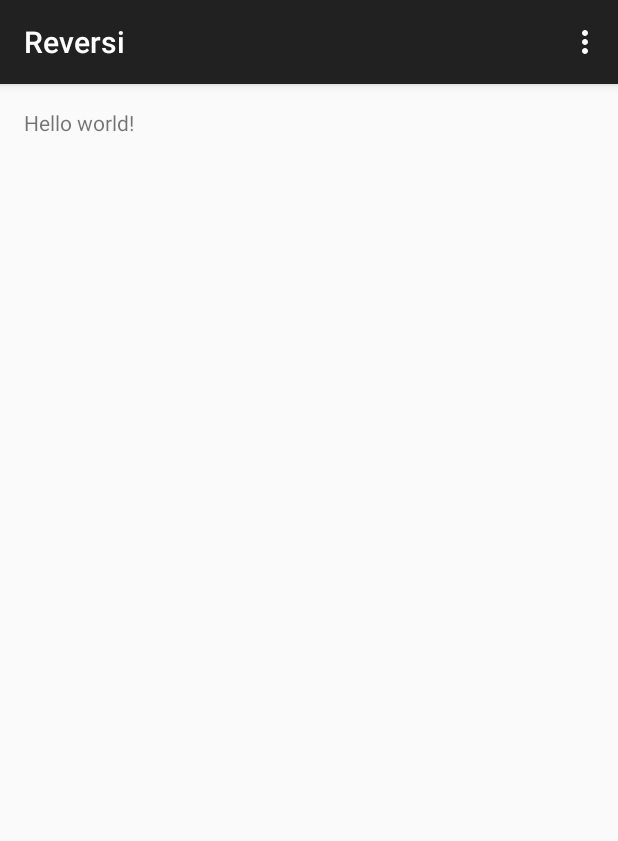
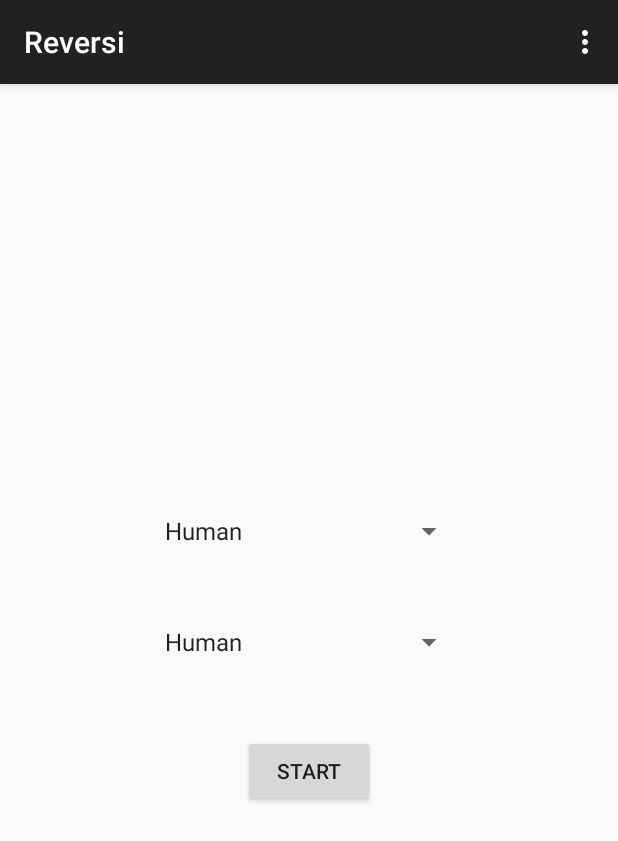
Before and after one commit to dave90/Reversi, an Android app: the screen it shows after launch (ReversiActivity), on a phone screen of 412 x 824 dp. Shown: the top 841 px of the screen. Run offline under Robolectric (Android 15) with nearby library versions, the phone set to English and light mode, and no system bars.

Commit message:
Added Main Menu Activity

```diff
--- a/app/build.gradle
+++ b/app/build.gradle
@@ -22,4 +22,5 @@ android {
 dependencies {
     compile fileTree(dir: 'libs', include: ['*.jar'])
     compile 'com.android.support:appcompat-v7:23.0.1'
+    compile 'com.android.support:design:23.0.1'
 }
--- a/app/src/main/AndroidManifest.xml
+++ b/app/src/main/AndroidManifest.xml
@@ -16,6 +16,8 @@
                 <category android:name="android.intent.category.LAUNCHER" />
             </intent-filter>
         </activity>
+        <activity android:name=".GameActivity" >
+        </activity>
     </application>
 
 </manifest>
--- a/app/src/main/java/it/unical/mat/reversi/ReversiActivity.java
+++ b/app/src/main/java/it/unical/mat/reversi/ReversiActivity.java
@@ -1,16 +1,40 @@
 package it.unical.mat.reversi;
 
+import android.content.Intent;
+import android.os.Bundle;
 import android.support.v7.app.AppCompatActivity;
-import android.os.Bundle;
 import android.view.Menu;
 import android.view.MenuItem;
+import android.view.View;
+import android.widget.ArrayAdapter;
+import android.widget.Spinner;
 
 public class ReversiActivity extends AppCompatActivity {
+
+    public final static String EXTRA_MODE_WHITE = "it.unical.mat.reversi.MODE_WHITE";
+    public final static String EXTRA_MODE_BLACK = "it.unical.mat.reversi.MODE_BLACK";
 
     @Override
     protected void onCreate(Bundle savedInstanceState) {
         super.onCreate(savedInstanceState);
         setContentView(R.layout.activity_reversi);
+    }
+
+    @Override
+    protected void onStart() {
+        super.onStart();
+
+        // Create an ArrayAdapter using the string array and a default spinner layout
+        ArrayAdapter<CharSequence> adapter = ArrayAdapter.createFromResource(this,
+                R.array.player_mode, android.R.layout.simple_spinner_item);
+        // Specify the layout to use when the list of choices appears
+        adapter.setDropDownViewResource(android.R.layout.simple_spinner_dropdown_item);
+        // Apply the adapter to the spinner
+        Spinner spinnerWhite = (Spinner) findViewById(R.id.spinnerPlayerWhite);
+        spinnerWhite.setAdapter(adapter);
+        Spinner spinnerBlack = (Spinner) findViewById(R.id.spinnerPlayerBlack);
+        spinnerBlack.setAdapter(adapter);
+
     }
 
     @Override
@@ -34,4 +58,15 @@ public class ReversiActivity extends AppCompatActivity {
 
         return super.onOptionsItemSelected(item);
     }
+
+    public void startNewGame(View v) {
+
+        Intent intent = new Intent(this, GameActivity.class);
+        intent.putExtra(EXTRA_MODE_WHITE, (CharSequence) ((Spinner) findViewById(R.id.spinnerPlayerWhite)).getSelectedItem());
+        intent.putExtra(EXTRA_MODE_BLACK, (CharSequence) ((Spinner) findViewById(R.id.spinnerPlayerBlack)).getSelectedItem());
+        startActivity(intent);
+
+
+    }
+
 }
--- a/app/src/main/res/layout/activity_reversi.xml
+++ b/app/src/main/res/layout/activity_reversi.xml
@@ -5,7 +5,55 @@
     android:paddingTop="@dimen/activity_vertical_margin"
     android:paddingBottom="@dimen/activity_vertical_margin" tools:context=".ReversiActivity">
 
-    <TextView android:text="@string/hello_world" android:layout_width="wrap_content"
-        android:layout_height="wrap_content" />
+    <LinearLayout
+        android:orientation="vertical"
+        android:layout_width="match_parent"
+        android:layout_height="wrap_content"
+        android:layout_centerVertical="true"
+        android:layout_centerHorizontal="true"
+        android:id="@+id/linearLayout">
+
+        <Spinner
+            android:layout_width="wrap_content"
+            android:layout_height="wrap_content"
+            android:id="@+id/spinnerPlayerWhite"
+            android:prompt="@string/player_white"
+            android:layout_gravity="center"
+            android:layout_weight="1" />
+
+        <Space
+            android:layout_width="match_parent"
+            android:layout_height="50dp"
+            android:layout_gravity="center_horizontal"
+            android:layout_weight="1" />
+
+        <Spinner
+            android:layout_width="wrap_content"
+            android:layout_height="wrap_content"
+            android:id="@+id/spinnerPlayerBlack"
+            android:prompt="@string/player_black"
+            android:layout_gravity="center"
+            android:layout_weight="1" />
+
+        <Space
+            android:layout_width="match_parent"
+            android:layout_height="50dp"
+            android:layout_gravity="center_horizontal"
+            android:layout_weight="1"
+            android:layout_below="@+id/linearLayout"
+            android:layout_centerHorizontal="true"
+            android:id="@+id/space" />
+
+        <Button
+            android:layout_width="wrap_content"
+            android:layout_height="wrap_content"
+            android:text="Start"
+            android:id="@+id/buttonStart"
+            android:layout_below="@+id/space"
+            android:onClick="startNewGame"
+            android:layout_gravity="center"
+            android:layout_weight="1" />
+
+    </LinearLayout>
 
 </RelativeLayout>
--- a/app/src/main/res/values/dimens.xml
+++ b/app/src/main/res/values/dimens.xml
@@ -2,4 +2,5 @@
     <!-- Default screen margins, per the Android Design guidelines. -->
     <dimen name="activity_horizontal_margin">16dp</dimen>
     <dimen name="activity_vertical_margin">16dp</dimen>
+    <dimen name="fab_margin">16dp</dimen>
 </resources>
--- /dev/null
+++ b/app/src/main/res/values/player_mode.xml
@@ -0,0 +1,10 @@
+<?xml version="1.0" encoding="utf-8"?>
+<resources>
+    <string-array name="player_mode">
+        <item>Human</item>
+        <item>Computer (None)</item>
+        <item>Computer (Basic)</item>
+        <item>Computer (Medium)</item>
+        <item>Computer (Hard)</item>
+    </string-array>
+</resources>
--- a/app/src/main/res/values/strings.xml
+++ b/app/src/main/res/values/strings.xml
@@ -3,4 +3,7 @@
 
     <string name="hello_world">Hello world!</string>
     <string name="action_settings">Settings</string>
+    <string name="player_white">Player White</string>
+    <string name="player_black">Player Black</string>
+    <string name="title_activity_game">GameActivity</string>
 </resources>
--- a/app/src/main/res/values/styles.xml
+++ b/app/src/main/res/values/styles.xml
@@ -4,5 +4,11 @@
     <style name="AppTheme" parent="Theme.AppCompat.Light.DarkActionBar">
         <!-- Customize your theme here. -->
     </style>
+    <style name="AppTheme.NoActionBar">
+        <item name="windowActionBar">false</item>
+        <item name="windowNoTitle">true</item>
+    </style>
+    <style name="AppTheme.AppBarOverlay" parent="ThemeOverlay.AppCompat.Dark.ActionBar" />
+    <style name="AppTheme.PopupOverlay" parent="ThemeOverlay.AppCompat.Light" />
 
 </resources>
```
Also changed, not shown: app/src/main/java/it/unical/mat/reversi/PlayerType.java (added, +8 -0 lines), app/src/main/res/values-v21/styles.xml (added, +8 -0 lines), 1 other file.
